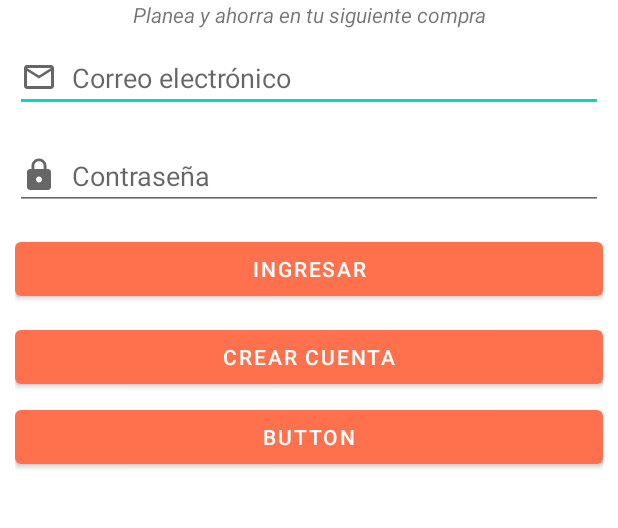
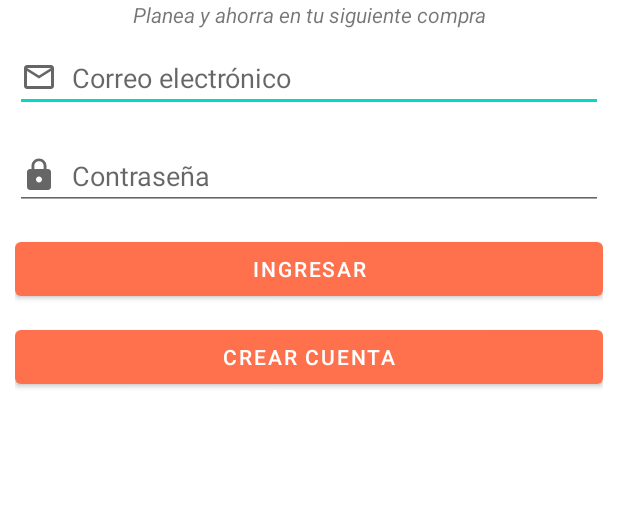
Before and after one commit to wilrivera/G7-YoTeAyudo, an Android app: the screen it shows after launch (LoginActivity), on a phone screen of 412 x 824 dp, the part 474-1002 px from its top. Run offline under Robolectric (Android 15) with nearby library versions, the light colour scheme and no system bars; Roboto replaces fonts that are not available here; 1 statement that could not run was skipped.

Commit message:
borre
Borre boton

```diff
--- a/app/src/main/res/layout/activity_login.xml
+++ b/app/src/main/res/layout/activity_login.xml
@@ -92,10 +92,4 @@
         android:text="Crear cuenta"
         android:onClick="registrar"/>
 
-    <Button
-        android:id="@+id/button"
-        android:layout_width="match_parent"
-        android:layout_height="wrap_content"
-        android:text="Button" />
-
 </LinearLayout>
```
